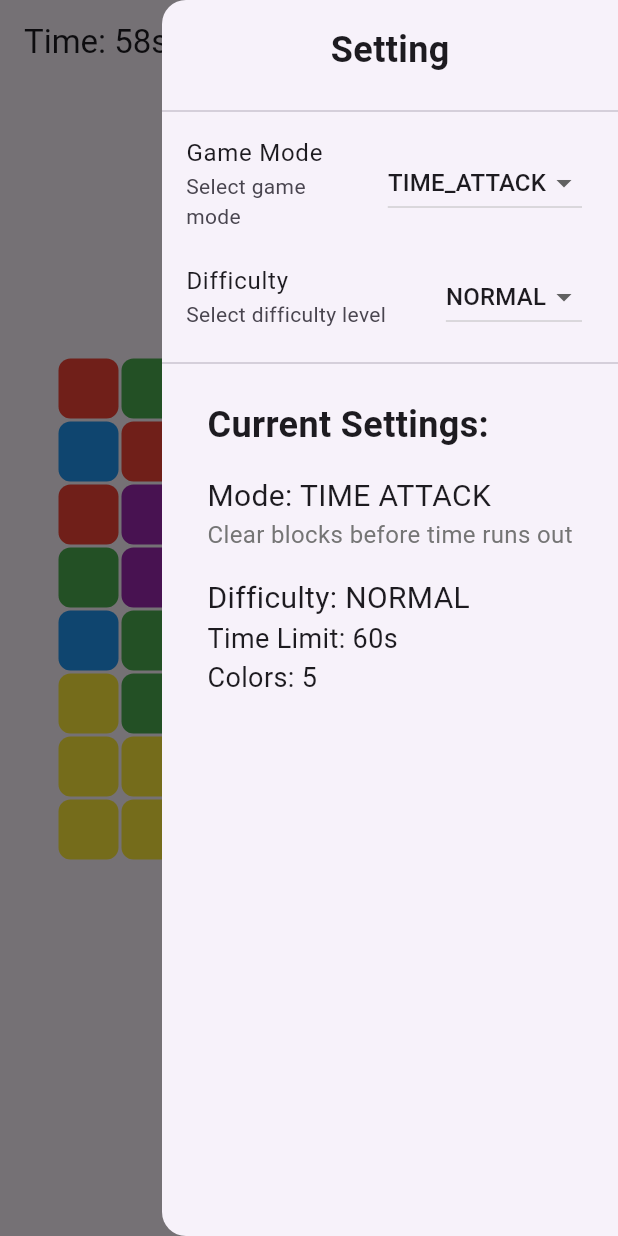
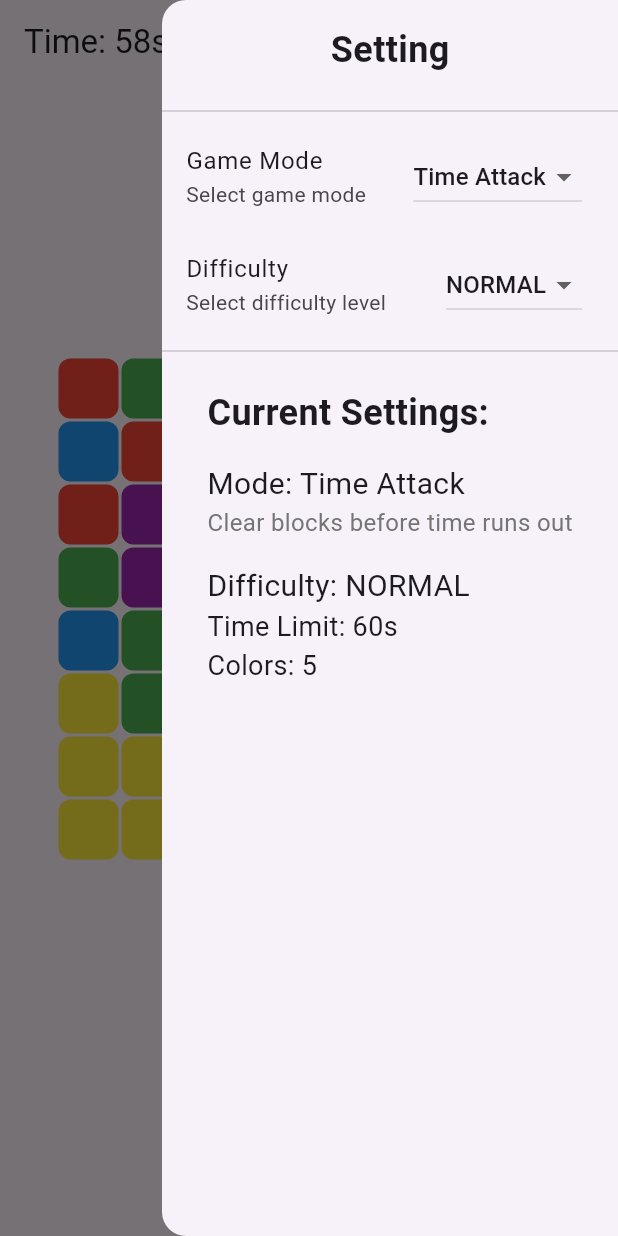
Before and after one commit to Hyowon-Cho/ColorPop, a Flutter app: the screen it shows after launch, after a tap on "Reset Game", after a tap on the "menu" icon, on a phone screen of 412 x 824 dp. Run offline on Flutter 3.47's test engine with Material 3 defaults, Android fonts, the phone set to English and light mode, and no system bars.

Commit message:
Func: Revise Game Mode: Time Attack, Puzzle, Infinite

```diff
--- a/lib/main.dart
+++ b/lib/main.dart
@@ -23,11 +23,11 @@ extension GameModeExtension on GameMode {
   String get displayName {
     switch (this) {
       case GameMode.TIME_ATTACK:
-        return 'TIME ATTACK';
+        return 'Time Attack';
       case GameMode.PUZZLE:
-        return 'PUZZLE';
+        return 'Puzzle';
       case GameMode.INFINITE:
-        return 'INFINITE';
+        return 'Infinite';
     }
   }
 }
@@ -459,7 +459,7 @@ Widget build(BuildContext context) {
                 items: GameMode.values.map((mode) {
                   return DropdownMenuItem(
                     value: mode,
-                    child: Text(mode.toString().split('.').last),
+                    child: Text(mode.displayName),
                   );
                 }).toList(),
               ),
```
